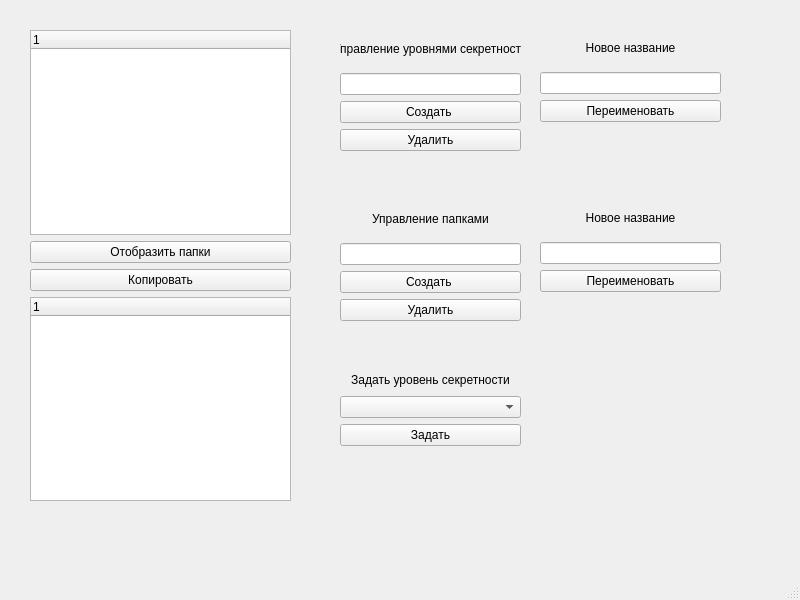
The window that untitled.ui (bitkyoto/cs4) describes before a commit, drawn with Qt 5.
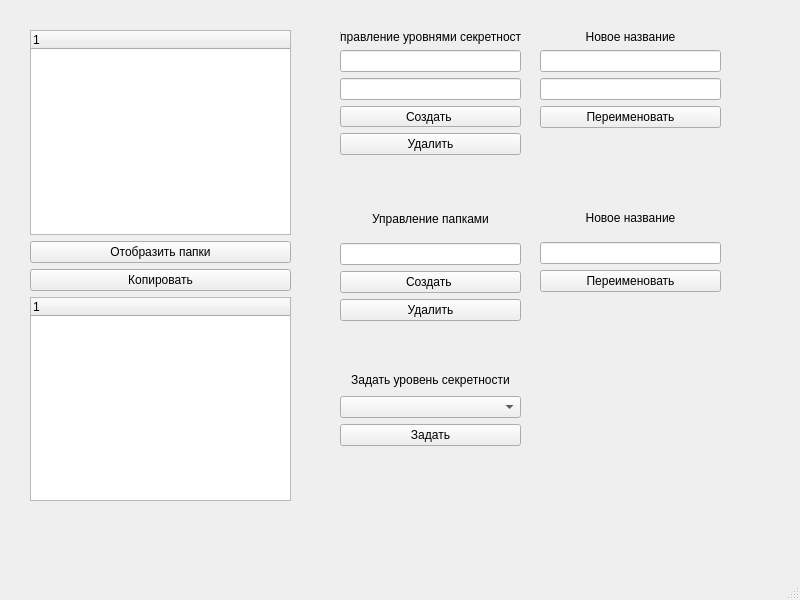
The same window after the commit.

Patch:
```diff
--- a/untitled.ui
+++ b/untitled.ui
@@ -20,7 +20,7 @@
       <x>340</x>
       <y>30</y>
       <width>181</width>
-      <height>121</height>
+      <height>125</height>
      </rect>
     </property>
     <layout class="QVBoxLayout" name="verticalLayout">
@@ -34,6 +34,9 @@
        </property>
       </widget>
      </item>
+     <item>
+      <widget class="QLineEdit" name="securityNameInput"/>
+     </item>
      <item>
       <widget class="QLineEdit" name="securityLevelinput"/>
      </item>
@@ -76,6 +79,9 @@
      <item>
       <widget class="QLineEdit" name="newNameOfSecurityLevel"/>
      </item>
+     <item>
+      <widget class="QLineEdit" name="newLevelOfSecurityLevel"/>
+     </item>
      <item>
       <widget class="QPushButton" name="renameSecurityLevelButton">
        <property name="text">
```
